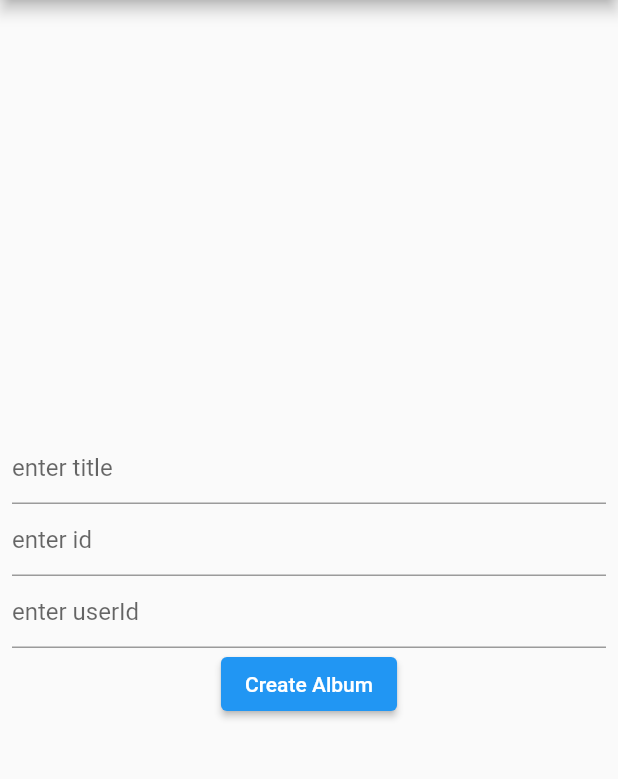
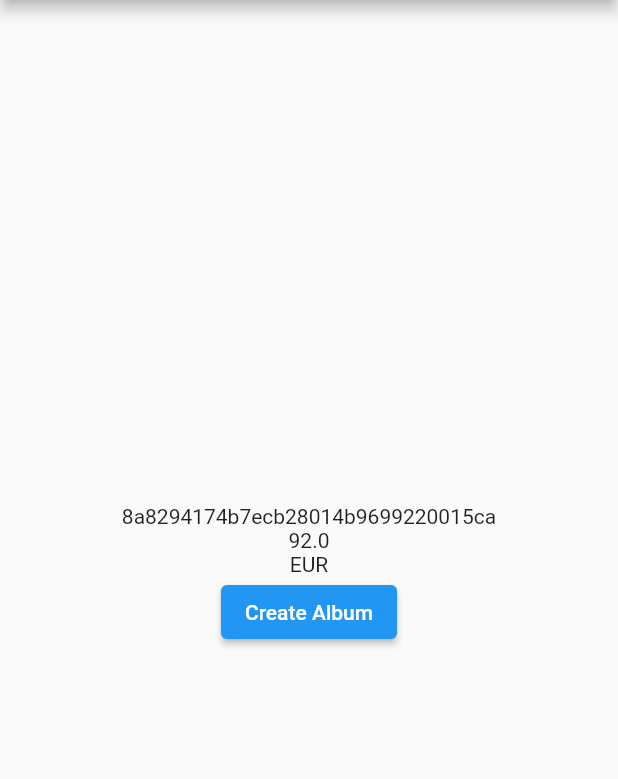
Before and after one commit to abdalmuneim/GetAndPost, a Flutter app: the screen it shows after launch, after a tap on "Create Album", on a phone screen of 412 x 824 dp, the part 84-863 px from its top. Run offline on Flutter 3.47's test engine with Material 2 defaults, Android fonts, the phone set to English and light mode, and no system bars; network calls fail.

Commit message:
suneUpData

```diff
--- a/lib/main.dart
+++ b/lib/main.dart
@@ -1,7 +1,8 @@
 import 'package:flutter/material.dart';
-import 'package:flutter/widgets.dart';
 import 'package:postdata/modul/datamdel.dart';
+import 'package:postdata/modul/hyperpaymodel.dart';
 import 'package:postdata/server/postapi.dart';
+import 'package:postdata/server/posttohyperpay.dart';
 import 'package:postdata/viewdata.dart';
 
 void main() {
@@ -34,10 +35,9 @@ class MyHomePage extends StatefulWidget {
 
 class _MyHomePageState extends State<MyHomePage> {
   bool isLoading = false;
-  final TextEditingController _titleTextField = TextEditingController();
-  final TextEditingController _idTextField = TextEditingController();
-  final TextEditingController _userIdTextField = TextEditingController();
-  Future<Album>? _futureAlbum;
+
+
+  Future<Welcome>? _futureAlbum;
 
   @override
   Widget build(BuildContext context) {
@@ -50,7 +50,7 @@ class _MyHomePageState extends State<MyHomePage> {
         padding: const EdgeInsets.all(8.0),
         child: (_futureAlbum == null)
             ? buildColumn()
-            : ViewData(appBar: _titleTextField.text),
+            : const ViewData(appBar: '',),
       ),
 
       // OutlinedButton(
@@ -148,37 +148,23 @@ class _MyHomePageState extends State<MyHomePage> {
     return Column(
       mainAxisAlignment: MainAxisAlignment.center,
       children: [
-        TextField(
-          controller: _titleTextField,
-          decoration: const InputDecoration(hintText: 'enter title'),
-        ),
-        TextField(
-          controller: _idTextField,
-          decoration: const InputDecoration(hintText: 'enter id'),
-          keyboardType: TextInputType.number,
-        ),
-        TextField(
-          controller: _userIdTextField,
-          decoration: const InputDecoration(hintText: 'enter userId'),
-          keyboardType: TextInputType.number,
-        ),
+        const Text('8a8294174b7ecb28014b9699220015ca'),
+        const Text('92.0'),
+        const Text('EUR'),
         ElevatedButton(
             onPressed: () {
-              int id = int.parse(_idTextField.text);
-              int userId = int.parse(_userIdTextField.text);
               setState(() {
-                _futureAlbum =
-                    PostData().posts(_titleTextField.text, id, userId);
+                PostToHyper().posts('8a8294174b7ecb28014b9699220015ca', '92.0', 'EUR');
               });
-              Future.delayed(
-                  const Duration(milliseconds: 500),
-                  () => {
-                        setState(() {
-                          isLoading = false;
-                        }),
-                        ScaffoldMessenger.of(context).showSnackBar(
-                            const SnackBar(content: Text('Post Successful'))),
-                      });
+              // Future.delayed(
+              //     const Duration(milliseconds: 500),
+              //     () => {
+              //           setState(() {
+              //             isLoading = false;
+              //           }),
+              //           ScaffoldMessenger.of(context).showSnackBar(
+              //               const SnackBar(content: Text('Post Successful'))),
+              //         });
             },
             child: const Text('Create Album'))
       ],
--- /dev/null
+++ b/lib/modul/hyperpaymodel.dart
@@ -0,0 +1,61 @@
+// To parse this JSON data, do
+//
+//     final welcome = welcomeFromJson(jsonString);
+
+import 'dart:convert';
+
+Welcome welcomeFromJson(String str) => Welcome.fromJson(json.decode(str));
+
+String welcomeToJson(Welcome data) => json.encode(data.toJson());
+
+class Welcome {
+  Welcome({
+    required this.result,
+    required this.buildNumber,
+    required this.timestamp,
+    required this.ndc,
+    required this.id,
+  });
+
+  final Result result;
+  final String buildNumber;
+  final String timestamp;
+  final String ndc;
+  final String id;
+
+  factory Welcome.fromJson(Map<String, dynamic> json) => Welcome(
+        result: Result.fromJson(json["result"]),
+        buildNumber: json["buildNumber"],
+        timestamp: json["timestamp"],
+        ndc: json["ndc"],
+        id: json["id"],
+      );
+
+  Map<String, dynamic> toJson() => {
+        "result": result.toJson(),
+        "buildNumber": buildNumber,
+        "timestamp": timestamp,
+        "ndc": ndc,
+        "id": id,
+      };
+}
+
+class Result {
+  Result({
+    required this.code,
+    required this.description,
+  });
+
+  final String code;
+  final String description;
+
+  factory Result.fromJson(Map<String, dynamic> json) => Result(
+        code: json["code"],
+        description: json["description"],
+      );
+
+  Map<String, dynamic> toJson() => {
+        "code": code,
+        "description": description,
+      };
+}
--- a/lib/server/getapi.dart
+++ b/lib/server/getapi.dart
@@ -3,7 +3,7 @@ import 'package:postdata/modul/datamdel.dart';
 import 'package:postdata/string.dart';
 
 class GetDat {
-  var url = apiKey;
+  var url = dartApiKey;
 
   Future<List<Album>?> fetchData() async {
     try {
@@ -19,3 +19,22 @@ class GetDat {
     }
   }
 }
+
+
+class GetDatFromHyperPay {
+  var url = dartApiKey;
+
+  Future<List<Album>?> fetchData() async {
+    try {
+      final response = await http.get(Uri.parse(url));
+      if (response.statusCode == 200) {
+        final String strData = response.body;
+        return albumFromJson(strData);
+      } else {
+        throw Exception('Error getting brewery');
+      }
+    } catch (e) {
+      throw Exception('$e');
+    }
+  }
+}
--- a/lib/server/postapi.dart
+++ b/lib/server/postapi.dart
@@ -5,7 +5,7 @@ import 'package:postdata/string.dart';
 import 'package:http/http.dart' as http;
 
 class PostData {
-  final String urlPost = apiKey;
+  final String urlPost = dartApiKey;
 
   Future<Album> posts(String title, int id, int userId) async {
     final http.Response response = await http.post(
--- /dev/null
+++ b/lib/server/posttohyperpay.dart
@@ -0,0 +1,33 @@
+import 'dart:io';
+import 'dart:convert';
+import 'package:postdata/modul/hyperpaymodel.dart';
+import 'package:postdata/string.dart';
+import 'package:http/http.dart' as http;
+
+class PostToHyper {
+  final String urlPost = hyperApiKey;
+
+  posts(String userId, String amount, String currency) async {
+    final http.Response response = await http.post(
+      Uri.parse(urlPost),
+      headers: <String, String>{
+        HttpHeaders.contentTypeHeader: "application/json; charset=UTF-8",
+        // HttpHeaders.authorizationHeader:"Bearer OGE4Mjk0MTc0YjdlY2IyODAxNGI5Njk5MjIwMDE1Y2N8c3k2S0pzVDg="
+      },
+      body: jsonEncode(<String, dynamic>{
+        'entityId': '8a8294174b7ecb28014b9699220015ca',
+        'amount': amount,
+        'currency': currency,
+        'paymentType': 'DB',
+      }),
+    );
+
+    String strData = response.body;
+    if (response.statusCode == 201) {
+      return Welcome.fromJson(jsonDecode(response.body));
+      // return Welcome.fromJson(jsonDecode(strData));
+    } else {
+      print(response.body);
+    }
+  }
+}
--- a/lib/string.dart
+++ b/lib/string.dart
@@ -1 +1,2 @@
-String apiKey = 'https://jsonplaceholder.typicode.com/albums';
+String dartApiKey = 'https://jsonplaceholder.typicode.com/albums';
+String hyperApiKey = 'https://eu-test.oppwa.com/v1/checkouts';
--- a/pubspec.yaml
+++ b/pubspec.yaml
@@ -10,9 +10,15 @@ dependencies:
     sdk: flutter
   cupertino_icons: ^1.0.2
   http: ^0.13.4
+#    path: ../
+
 dev_dependencies:
   flutter_test:
     sdk: flutter
   flutter_lints: ^1.0.0
 flutter:
   uses-material-design: true
+assets:
+  - assets/
+  - assets/images/
+#  - android/oppwa.mobile/
```
Also changed, not shown: assets/images/MADA.png (added), assets/images/MASTER.png (added), assets/images/VISA.png (added), 2 other files.
